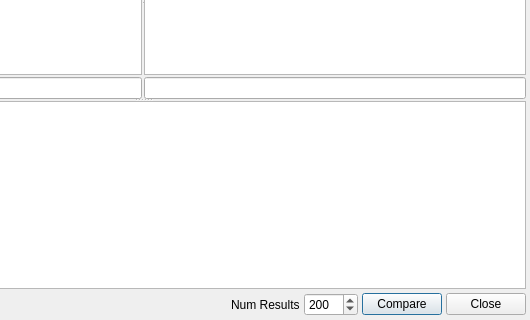
Above: ui/compare.ui from git-cola/git-cola before the change; both pictures show x 245 to 775 and y 134 to 454 of the 775 by 454 pixel window. Below: the same form after it.
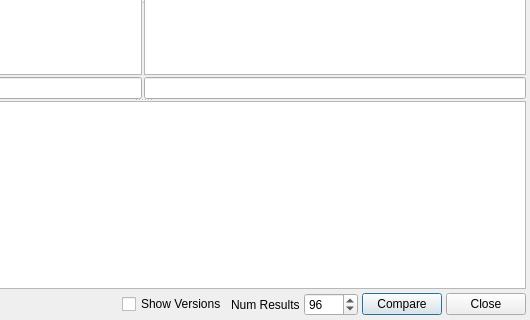
That is the form after the change.

Commit message:
compare: add a 'Show Versions' checkbox to control usage of 'git describe'
When 'Show Versions' is enabled the descriptions in the compare view get the
canonical 'git describe' version number prepended to them.

The edit to the form file:
```diff
--- a/ui/compare.ui
+++ b/ui/compare.ui
@@ -92,6 +92,13 @@
        </property>
       </spacer>
      </item>
+     <item>
+      <widget class="QCheckBox" name="show_versions" >
+       <property name="text" >
+        <string>Show Versions</string>
+       </property>
+      </widget>
+     </item>
      <item>
       <widget class="QLabel" name="label" >
        <property name="text" >
@@ -108,7 +115,7 @@
         <number>9999</number>
        </property>
        <property name="value" >
-        <number>200</number>
+        <number>96</number>
        </property>
       </widget>
      </item>
```
The commit also changes 3 other files.
